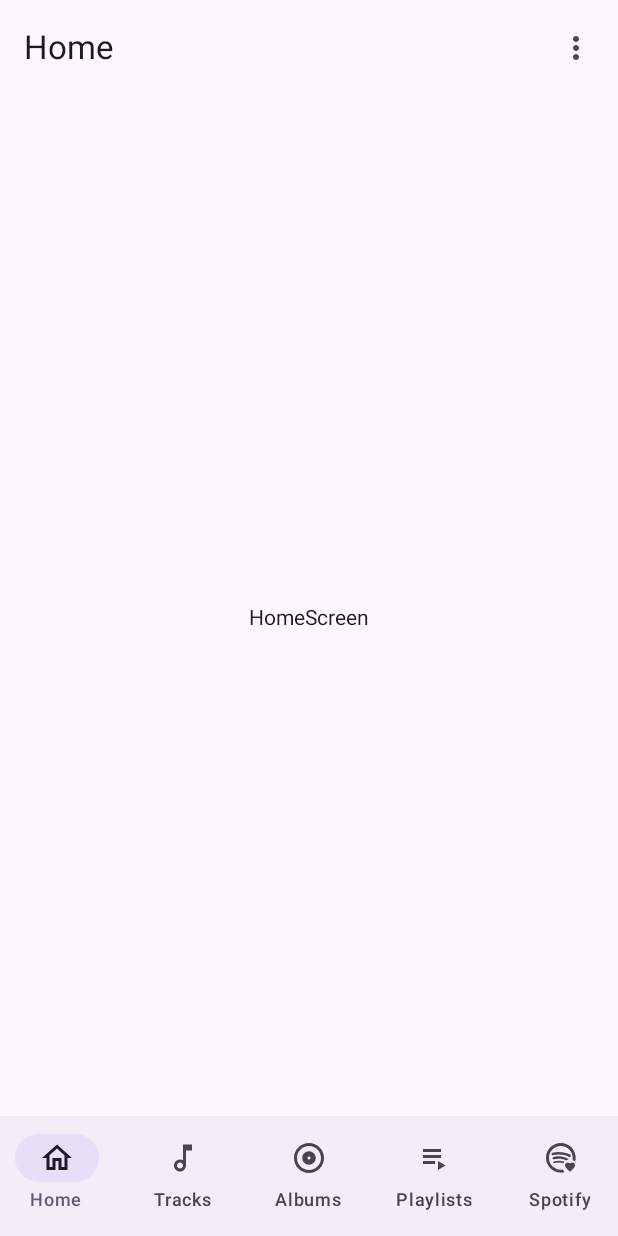
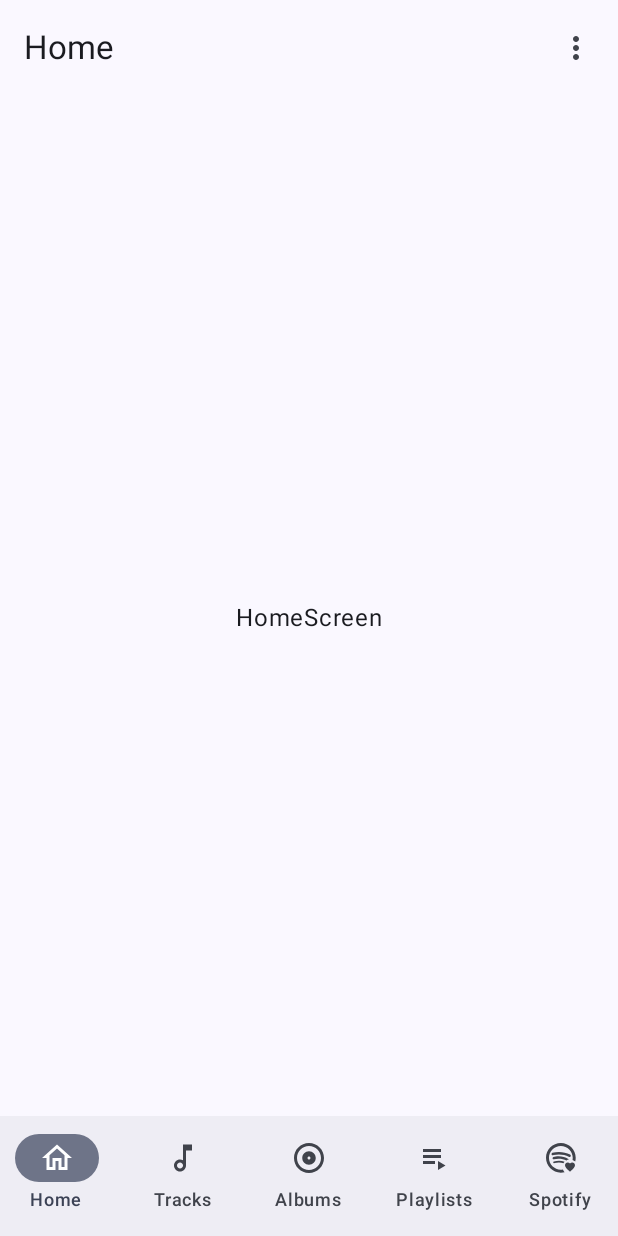
Before and after one commit to meltmeltix/Revo, an Android app built with Jetpack Compose: the screen it shows after launch (MainActivity), on a phone screen of 412 x 824 dp. Run offline under Robolectric (Android 15) with nearby library versions, the phone set to English and light mode, and no system bars.

Commit message:
Full Migration to Material 3 and initial implementation of Dynamic and default theme

```diff
--- a/app/build.gradle
+++ b/app/build.gradle
@@ -48,7 +48,6 @@ android {
 dependencies {
     implementation 'androidx.core:core-ktx:1.8.0'
     implementation 'androidx.compose.ui:ui:1.3.0-alpha02'
-    implementation "androidx.compose.material:material:$compose_version"
     implementation "androidx.compose.ui:ui-tooling-preview:$compose_version"
     implementation 'androidx.lifecycle:lifecycle-runtime-ktx:2.5.1'
     implementation 'androidx.activity:activity-compose:1.5.1'
--- a/app/src/main/java/com/alessiocameroni/revomusicplayer/MainActivity.kt
+++ b/app/src/main/java/com/alessiocameroni/revomusicplayer/MainActivity.kt
@@ -22,6 +22,7 @@ import androidx.navigation.compose.NavHost
 import androidx.navigation.compose.composable
 import androidx.navigation.compose.currentBackStackEntryAsState
 import androidx.navigation.compose.rememberNavController
+import com.alessiocameroni.revomusicplayer.ui.theme.RevoMusicPlayerTheme
 import com.alessiocameroni.revomusicplayer.uiElements.BottomNavigationItem
 
 class MainActivity : ComponentActivity() {
@@ -30,6 +31,11 @@ class MainActivity : ComponentActivity() {
     override fun onCreate(savedInstanceState: Bundle?) {
         super.onCreate(savedInstanceState)
         setContent {
+            RevoMusicPlayerTheme {
+                Surface(
+                    modifier = Modifier.fillMaxSize(),
+                    color = MaterialTheme.colorScheme.background
+                ) {
                     val navController = rememberNavController()
 
                     Scaffold(
@@ -73,6 +79,8 @@ class MainActivity : ComponentActivity() {
                             Navigation(navController = navController)
                         }
                     )
+                }
+            }
         }
     }
 }
--- a/app/src/main/java/com/alessiocameroni/revomusicplayer/ui/theme/Color.kt
+++ b/app/src/main/java/com/alessiocameroni/revomusicplayer/ui/theme/Color.kt
@@ -2,7 +2,43 @@ package com.alessiocameroni.revomusicplayer.ui.theme
 
 import androidx.compose.ui.graphics.Color
 
-val Purple200 = Color(0xFFBB86FC)
-val Purple500 = Color(0xFF6200EE)
-val Purple700 = Color(0xFF3700B3)
-val Teal200 = Color(0xFF03DAC5)
+var Purple10 = Color(0xff1d0033)
+var Purple20 = Color(0xff3a0066)
+var Purple30 = Color(0xff570099)
+var Purple40 = Color(0xff7400cc)
+var Purple80 = Color(0xffd399ff)
+var Purple90 = Color(0xffe9ccff)
+
+var DarkPurple10 = Color(0xff1b0c27)
+var DarkPurple20 = Color(0xff37184e)
+var DarkPurple30 = Color(0xff522475)
+var DarkPurple40 = Color(0xff6d309c)
+var DarkPurple80 = Color(0xffd0b1e7)
+var DarkPurple90 = Color(0xffe7d8f3)
+
+var AquaGreen10 = Color(0xff00331e)
+var AquaGreen20 = Color(0xff00663c)
+var AquaGreen30 = Color(0xff009959)
+var AquaGreen40 = Color(0xff00cc77)
+var AquaGreen80 = Color(0xff99ffd5)
+var AquaGreen90 = Color(0xffccffea)
+
+val Red10 = Color(0xFF410001)
+val Red20 = Color(0xFF680003)
+val Red30 = Color(0xFF930006)
+val Red40 = Color(0xFFBA1B1B)
+val Red80 = Color(0xFFFFB4A9)
+val Red90 = Color(0xFFFFDAD4)
+
+val Grey10 = Color(0xFF191C1D)
+val Grey20 = Color(0xFF2D3132)
+val Grey90 = Color(0xFFE0E3E3)
+val Grey95 = Color(0xFFEFF1F1)
+val Grey99 = Color(0xFFFBFDFD)
+
+val PurpleGrey10 = Color(0xff1b1023)
+val PurpleGrey20 = Color(0xff362046)
+val PurpleGrey30 = Color(0xff502f6a)
+val PurpleGrey40 = Color(0xff6b3f8d)
+val PurpleGrey80 = Color(0xffcfb9df)
+val PurpleGrey90 = Color(0xffe7dcef)
--- a/app/src/main/java/com/alessiocameroni/revomusicplayer/ui/theme/Shape.kt
+++ b/app/src/main/java/com/alessiocameroni/revomusicplayer/ui/theme/Shape.kt
@@ -1,7 +1,7 @@
 package com.alessiocameroni.revomusicplayer.ui.theme
 
 import androidx.compose.foundation.shape.RoundedCornerShape
-import androidx.compose.material.Shapes
+import androidx.compose.material3.Shapes
 import androidx.compose.ui.unit.dp
 
 val Shapes = Shapes(
--- a/app/src/main/java/com/alessiocameroni/revomusicplayer/ui/theme/Theme.kt
+++ b/app/src/main/java/com/alessiocameroni/revomusicplayer/ui/theme/Theme.kt
@@ -1,30 +1,51 @@
 package com.alessiocameroni.revomusicplayer.ui.theme
 
+import android.os.Build
 import androidx.compose.foundation.isSystemInDarkTheme
-import androidx.compose.material.MaterialTheme
-import androidx.compose.material.darkColors
-import androidx.compose.material.lightColors
+import androidx.compose.material3.*
 import androidx.compose.runtime.Composable
+import androidx.compose.ui.platform.LocalContext
 
-private val DarkColorPalette = darkColors(
-    primary = Purple200,
-    primaryVariant = Purple700,
-    secondary = Teal200
+private val DarkColorPalette = darkColorScheme(
+    primary = Purple80,
+    onPrimary = Purple20,
+    primaryContainer = Purple30,
+    onPrimaryContainer = Purple90,
+    inversePrimary = Purple40,
+
+    secondary = DarkPurple80,
+    onSecondary = DarkPurple20,
+    secondaryContainer = DarkPurple30,
+    onSecondaryContainer = DarkPurple90,
+
+    tertiary = AquaGreen80,
+    onTertiary = AquaGreen20,
+    tertiaryContainer = AquaGreen30,
+    onTertiaryContainer = AquaGreen90,
+
+    error = Red80,
+    onError = Red20,
+    errorContainer = Red30,
+    onErrorContainer = Red90,
+
+    background = Grey10,
+    onBackground = Grey90,
+
+    surface = PurpleGrey30,
+    onSurface = PurpleGrey80,
+    inverseSurface = Grey90,
+    inverseOnSurface = Grey10,
+
+    surfaceVariant = PurpleGrey30,
+    onSurfaceVariant = PurpleGrey80,
+
+    outline = PurpleGrey80
+
 )
 
-private val LightColorPalette = lightColors(
-    primary = Purple500,
-    primaryVariant = Purple700,
-    secondary = Teal200
-
-    /* Other default colors to override
-    background = Color.White,
-    surface = Color.White,
-    onPrimary = Color.White,
-    onSecondary = Color.Black,
-    onBackground = Color.Black,
-    onSurface = Color.Black,
-    */
+private val LightColorPalette = lightColorScheme(
+    primary = Purple80,
+    secondary = Purple20
 )
 
 @Composable
@@ -32,14 +53,16 @@ fun RevoMusicPlayerTheme(
     darkTheme: Boolean = isSystemInDarkTheme(),
     content: @Composable () -> Unit
 ) {
-    val colors = if (darkTheme) {
-        DarkColorPalette
-    } else {
-        LightColorPalette
+    val useDynamicColors = Build.VERSION.SDK_INT >= Build.VERSION_CODES.S
+    val colors = when {
+        useDynamicColors && darkTheme -> dynamicDarkColorScheme(LocalContext.current)
+        useDynamicColors && !darkTheme -> dynamicLightColorScheme(LocalContext.current)
+        darkTheme -> DarkColorPalette
+        else -> LightColorPalette
     }
 
     MaterialTheme(
-        colors = colors,
+        colorScheme = colors,
         typography = Typography,
         shapes = Shapes,
         content = content
```
Also changed, not shown: app/src/main/java/com/alessiocameroni/revomusicplayer/ui/theme/Type.kt (+3 -14 lines). Lines whose indentation alone changed are shown as unchanged.
